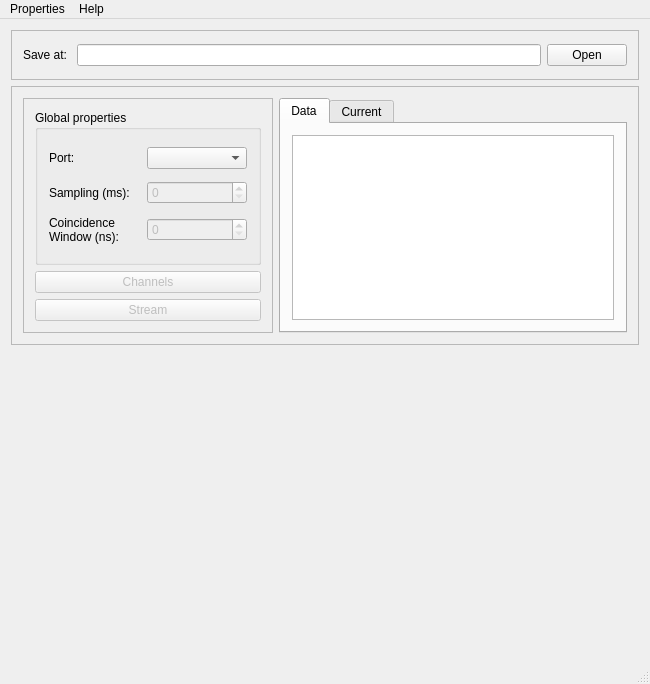
The window that Software/GUI/mainwindow.ui (jcbedoyam/AbacusSoftware) describes before a commit, drawn with Qt 5.
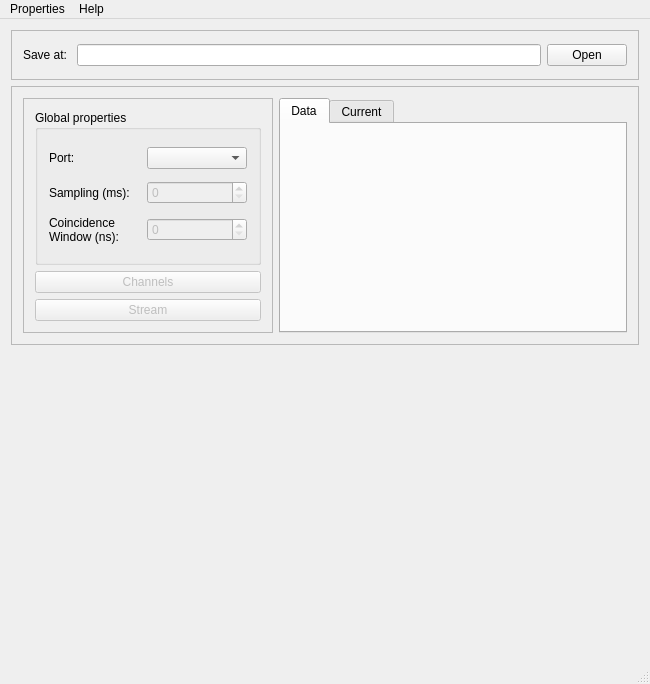
The same window after the commit.

Commit message: table buffer

Patch:
```diff
--- a/Software/GUI/mainwindow.ui
+++ b/Software/GUI/mainwindow.ui
@@ -228,36 +228,7 @@
           <attribute name="title">
            <string>Data</string>
           </attribute>
-          <layout class="QHBoxLayout" name="horizontalLayout_3">
-           <item>
-            <widget class="QTableWidget" name="table">
-             <property name="enabled">
-              <bool>true</bool>
-             </property>
-             <property name="dragEnabled">
-              <bool>true</bool>
-             </property>
-             <property name="rowCount">
-              <number>0</number>
-             </property>
-             <property name="columnCount">
-              <number>0</number>
-             </property>
-             <attribute name="horizontalHeaderShowSortIndicator" stdset="0">
-              <bool>false</bool>
-             </attribute>
-             <attribute name="verticalHeaderDefaultSectionSize">
-              <number>16</number>
-             </attribute>
-             <attribute name="verticalHeaderMinimumSectionSize">
-              <number>16</number>
-             </attribute>
-             <attribute name="verticalHeaderShowSortIndicator" stdset="0">
-              <bool>false</bool>
-             </attribute>
-            </widget>
-           </item>
-          </layout>
+          <layout class="QHBoxLayout" name="horizontalLayout_3"/>
          </widget>
          <widget class="QWidget" name="tab_3">
           <attribute name="title">
```
The commit also changes 4 other files.
